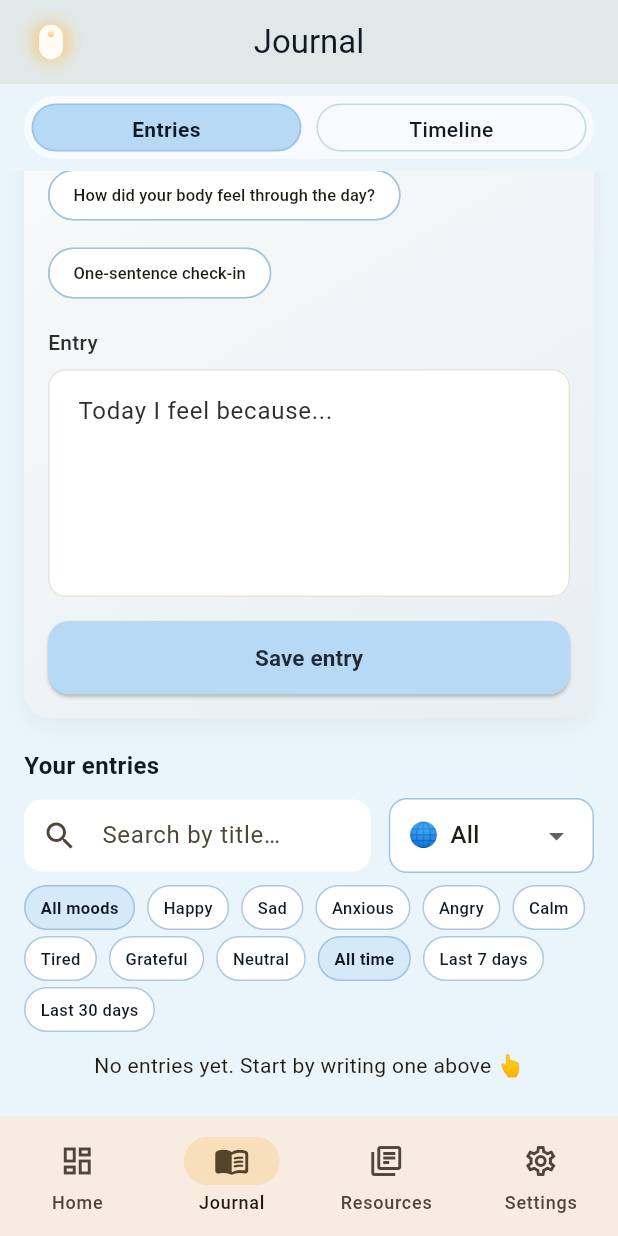
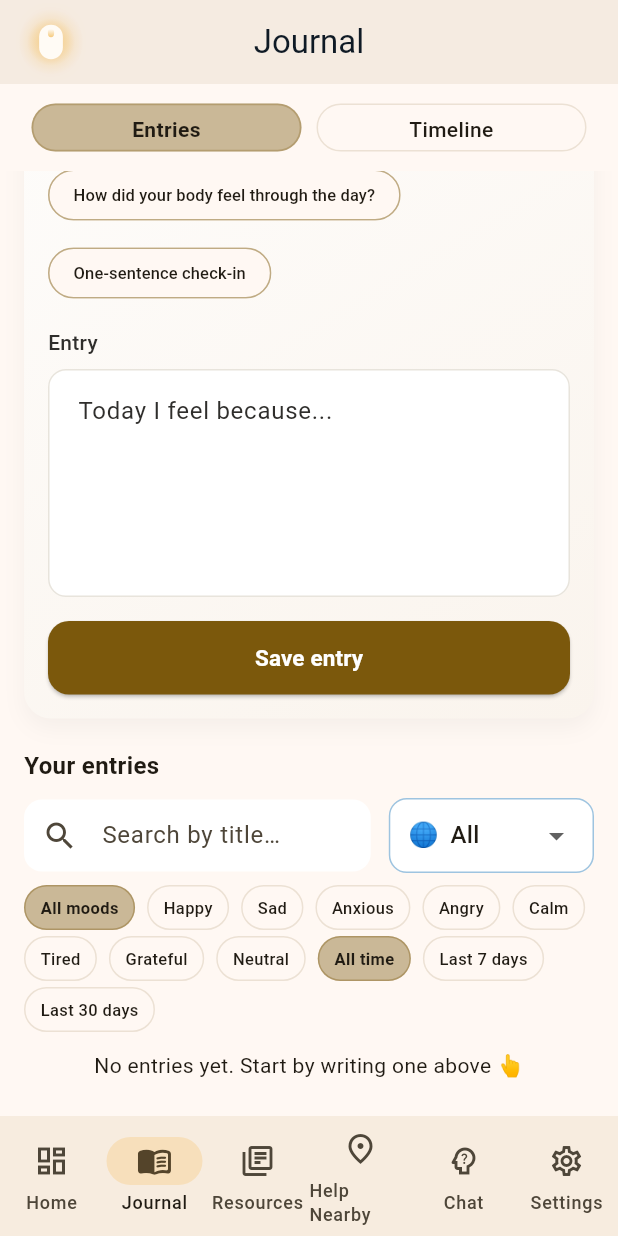
Before and after one commit to sunnypatell/csci4100u-aurora, a Flutter app: the screen it shows once a user with an empty profile is signed in, item 2 of the bottom bar chosen, scrolled down 282 dp, after a tap on "One-sentence check-in", on a phone screen of 412 x 824 dp. Run offline on Flutter 3.47's test engine with Material 3 defaults, Android fonts, the phone set to English and light mode, and no system bars; our stand-ins replace cloud_firestore, firebase_auth, firebase_core, fl_chart, flutter_dotenv, flutter_local_notifications and 5 more; missing offline and left inert: flutter_map_marker_cluster; accounts and stored records are empty; network calls fail.

Commit message:
Navbar updates, consistencies
Updated the navbar to reflect all the pages, for all pages. Fixed Journal page theme

```diff
--- a/aurora_app/lib/screens/ai_chat.dart
+++ b/aurora_app/lib/screens/ai_chat.dart
@@ -346,8 +346,13 @@ class _AiChatScreenState extends State<AiChatScreen> {
           : NavigationBar(
               selectedIndex: 0,
               onDestinationSelected: (i) {
+                // Map the local navbar indices to the AuroraShell indices.
+                // AuroraShell pages (internal) order: Home(0), Journal(1), Resources(2), HelpNearby(3), Settings(4)
+                // Local navbar indices: Home(0), Journal(1), Resources(2), HelpNearby(3), Settings(4)
+                const mapping = [0, 1, 2, 3, 4];
+                final shellIndex = mapping[i];
                 Navigator.of(context).pushAndRemoveUntil(
-                  MaterialPageRoute(builder: (_) => AuroraShell(initialIndex: i)),
+                  MaterialPageRoute(builder: (_) => AuroraShell(initialIndex: shellIndex)),
                   (route) => false,
                 );
               },
@@ -366,6 +371,11 @@ class _AiChatScreenState extends State<AiChatScreen> {
                   icon: Icon(Icons.library_books_outlined),
                   selectedIcon: Icon(Icons.library_books_rounded),
                   label: 'Resources',
+                ),
+                NavigationDestination(
+                  icon: Icon(Icons.place_outlined),
+                  selectedIcon: Icon(Icons.place_rounded),
+                  label: 'Help Nearby',
                 ),
                 NavigationDestination(
                   icon: Icon(Icons.settings_outlined),
--- a/aurora_app/lib/screens/aurora_shell.dart
+++ b/aurora_app/lib/screens/aurora_shell.dart
@@ -2,6 +2,8 @@ import 'package:flutter/material.dart';
 import 'dashboard_screen.dart';
 import 'journal_screen.dart';
 import 'resources.dart';
+import 'help_near_me.dart';
+import 'ai_chat.dart';
 import 'settings_screen.dart';
 
 /// AuroraShell
@@ -24,6 +26,7 @@ class _AuroraShellState extends State<AuroraShell> {
     DashboardScreen(),
     JournalScreen(),
     ResourcesPage(),
+    HelpNearMePage(),
     SettingsScreen(),
   ];
 
@@ -40,7 +43,18 @@ class _AuroraShellState extends State<AuroraShell> {
       body: IndexedStack(index: _index, children: _pages),
       bottomNavigationBar: NavigationBar(
         selectedIndex: _index,
-        onDestinationSelected: (i) => setState(() => _index = i),
+        onDestinationSelected: (i) {
+          // Destination indices: 0=Home,1=Journal,2=Resources,3=HelpNearby,4=Chat,5=Settings
+          // Our internal pages omit Chat, so map taps to pages and handle Chat as a standalone route.
+          if (i == 4) {
+            // Open Chat as a standalone screen (outside the shell) so the navbar there omits Chat.
+            Navigator.of(context).push(MaterialPageRoute(builder: (_) => const AiChatScreen()));
+            return;
+          }
+
+          final pageIndex = i < 4 ? i : i - 1; // shift indices after Chat
+          setState(() => _index = pageIndex);
+        },
         destinations: const [
           NavigationDestination(
             icon: Icon(Icons.dashboard_outlined),
@@ -58,6 +72,16 @@ class _AuroraShellState extends State<AuroraShell> {
             label: 'Resources',
           ),
           NavigationDestination(
+            icon: Icon(Icons.place_outlined),
+            selectedIcon: Icon(Icons.place_rounded),
+            label: 'Help Nearby',
+          ),
+          NavigationDestination(
+            icon: Icon(Icons.psychology_alt_outlined),
+            selectedIcon: Icon(Icons.psychology_alt_rounded),
+            label: 'Chat',
+          ),
+          NavigationDestination(
             icon: Icon(Icons.settings_outlined),
             selectedIcon: Icon(Icons.settings_rounded),
             label: 'Settings',
--- a/aurora_app/lib/screens/dashboard_screen.dart
+++ b/aurora_app/lib/screens/dashboard_screen.dart
@@ -137,8 +137,18 @@ class DashboardScreen extends StatelessWidget {
                                   orElse: () => 'friend',
                                 )!;
 
+                                String capitalizeName(String raw) {
+                                  if (raw.contains('@')) return raw;
+                                  return raw
+                                      .split(RegExp(r"\s+"))
+                                      .map((w) => w.isEmpty
+                                          ? w
+                                          : '${w[0].toUpperCase()}${w.substring(1).toLowerCase()}')
+                                      .join(' ');
+                                }
+
                                 return _ProfileCard(
-                                  name: 'Welcome back, $name',
+                                  name: 'Welcome back, ${capitalizeName(name)}',
                                 );
                               },
                             )
--- a/aurora_app/lib/screens/journal_screen.dart
+++ b/aurora_app/lib/screens/journal_screen.dart
@@ -219,11 +219,12 @@ class _JournalScreenState extends State<JournalScreen> {
   Widget build(BuildContext context) {
     final user = FirebaseAuth.instance.currentUser;
     final bool inShell = context.findAncestorWidgetOfExactType<AuroraShell>() != null;
+    final cs = Theme.of(context).colorScheme;
 
       return Scaffold(
-      backgroundColor: const Color(0xFFEAF4FB), // pastel blue
+        backgroundColor: cs.surface,
         appBar: AppBar(
-        backgroundColor: const Color(0xFFEAF4FB),
+          backgroundColor: cs.surface,
         elevation: 0,
         centerTitle: true,
         leading: const Padding(
@@ -297,7 +298,7 @@ class _JournalScreenState extends State<JournalScreen> {
       child: Container(
         height: 42,
             decoration: BoxDecoration(
-          color: const Color(0xFFF7FBFF),
+              color: Theme.of(context).colorScheme.surface.withValues(alpha: 0.98),
               borderRadius: BorderRadius.circular(999),
         ),
         child: Row(
@@ -319,9 +320,10 @@ class _JournalScreenState extends State<JournalScreen> {
   }
 
     Widget _buildEntriesContent(BuildContext context) {
+      final cs = Theme.of(context).colorScheme;
       final moodTint = Color.alphaBlend(
         _moodColor(_selectedMood).withValues(alpha: 0.5),
-        const Color(0xFFD9ECFA),
+        cs.surface,
       );
     return SafeArea(
       child: SingleChildScrollView(
@@ -363,11 +365,11 @@ class _JournalScreenState extends State<JournalScreen> {
                       textCapitalization: TextCapitalization.sentences,
                     ),
                     const SizedBox(height: 12),
-                    const Text(
+                    Text(
                       'Mood',
                       style: TextStyle(
                         fontSize: 14,
-                        color: Color(0xFF50697F),
+                        color: cs.onSurface.withValues(alpha: 0.72),
                       ),
                     ),
                     const SizedBox(height: 8),
@@ -422,21 +424,21 @@ class _JournalScreenState extends State<JournalScreen> {
                       child: ElevatedButton(
                         onPressed: _isSaving ? null : _saveEntry,
                         style: ElevatedButton.styleFrom(
-                          backgroundColor: const Color(0xFFB7D9F5),
-                          foregroundColor: const Color(0xFF1F2A35),
+                          backgroundColor: cs.primary,
+                          foregroundColor: cs.onPrimary,
                           shape: RoundedRectangleBorder(
                             borderRadius: BorderRadius.circular(14),
                           ),
                           padding: const EdgeInsets.symmetric(vertical: 14),
                         ),
                         child: _isSaving
-                            ? const SizedBox(
+                            ? SizedBox(
                                 height: 20,
                                 width: 20,
                                 child: CircularProgressIndicator(
                                   strokeWidth: 2,
                                   valueColor: AlwaysStoppedAnimation(
-                                    Color(0xFF1F2A35),
+                                    cs.onPrimary,
                                   ),
                                 ),
                               )
@@ -460,14 +462,14 @@ class _JournalScreenState extends State<JournalScreen> {
               child: Column(
                 crossAxisAlignment: CrossAxisAlignment.stretch,
                 children: [
-                  const Align(
+                  Align(
                     alignment: Alignment.centerLeft,
                     child: Text(
                       'Your entries',
                       style: TextStyle(
                         fontSize: 16,
                         fontWeight: FontWeight.w600,
-                        color: Color(0xFF0F1A25),
+                        color: cs.onSurface,
                       ),
                     ),
                   ),
@@ -517,49 +519,18 @@ class _JournalScreenState extends State<JournalScreen> {
                           child: DropdownButton<String>(
                             value: _filterMood,
                             items: [
-                              DropdownMenuItem(
-                                value: 'all',
-                                child: _moodItem('🌐', 'All'),
-                              ),
-                              DropdownMenuItem(
-                                value: 'happy',
-                                child: _moodItem('😊', 'Happy'),
-                              ),
-                              DropdownMenuItem(
-                                value: 'sad',
-                                child: _moodItem('😢', 'Sad'),
-                              ),
-                              DropdownMenuItem(
-                                value: 'anxious',
-                                child: _moodItem('😰', 'Anxious'),
-                              ),
-                              DropdownMenuItem(
-                                value: 'angry',
-                                child: _moodItem('😠', 'Angry'),
-                              ),
-                              DropdownMenuItem(
-                                value: 'excited',
-                                child: _moodItem('🤩', 'Excited'),
-                              ),
-                              DropdownMenuItem(
-                                value: 'calm',
-                                child: _moodItem('😌', 'Calm'),
-                              ),
-                              DropdownMenuItem(
-                                value: 'tired',
-                                child: _moodItem('🥱', 'Tired'),
-                              ),
-                              DropdownMenuItem(
-                                value: 'grateful',
-                                child: _moodItem('🙏', 'Grateful'),
-                              ),
-                              DropdownMenuItem(
-                                value: 'neutral',
-                                child: _moodItem('😐', 'Neutral'),
-                              ),
+                              DropdownMenuItem(value: 'all', child: _moodItem('🌐', 'All')),
+                              DropdownMenuItem(value: 'happy', child: _moodItem('😊', 'Happy')),
+                              DropdownMenuItem(value: 'sad', child: _moodItem('😢', 'Sad')),
+                              DropdownMenuItem(value: 'anxious', child: _moodItem('😰', 'Anxious')),
+                              DropdownMenuItem(value: 'angry', child: _moodItem('😠', 'Angry')),
+                              DropdownMenuItem(value: 'excited', child: _moodItem('🤩', 'Excited')),
+                              DropdownMenuItem(value: 'calm', child: _moodItem('😌', 'Calm')),
+                              DropdownMenuItem(value: 'tired', child: _moodItem('🥱', 'Tired')),
+                              DropdownMenuItem(value: 'grateful', child: _moodItem('🙏', 'Grateful')),
+                              DropdownMenuItem(value: 'neutral', child: _moodItem('😐', 'Neutral')),
                             ],
-                            onChanged: (v) =>
-                                setState(() => _filterMood = v ?? 'all'),
+                            onChanged: (v) => setState(() => _filterMood = v ?? 'all'),
                           ),
                         ),
                       ),
@@ -915,17 +886,17 @@ class _JournalScreenState extends State<JournalScreen> {
                 initialValue: mood,
                 decoration: InputDecoration(
                   filled: true,
-                  fillColor: const Color(0xFFEAF4FB),
+                  fillColor: Theme.of(context).colorScheme.surface,
                   enabledBorder: OutlineInputBorder(
                     borderRadius: BorderRadius.circular(12),
-                    borderSide: const BorderSide(
-                      color: Color(0xFF9EC4E0),
+                    borderSide: BorderSide(
+                      color: Theme.of(context).colorScheme.primary.withValues(alpha: 0.16),
                     ),
                   ),
                   focusedBorder: OutlineInputBorder(
                     borderRadius: BorderRadius.circular(12),
-                    borderSide: const BorderSide(
-                      color: Color(0xFF9EC4E0),
+                    borderSide: BorderSide(
+                      color: Theme.of(context).colorScheme.primary.withValues(alpha: 0.28),
                       width: 2,
                     ),
                   ),
@@ -1053,6 +1024,7 @@ class _TabChip extends StatelessWidget {
 
   @override
   Widget build(BuildContext context) {
+    final cs = Theme.of(context).colorScheme;
     return Expanded(
       child: GestureDetector(
         onTap: onTap,
@@ -1062,14 +1034,10 @@ class _TabChip extends StatelessWidget {
           margin: const EdgeInsets.all(5),
           padding: const EdgeInsets.symmetric(vertical: 6),
           decoration: BoxDecoration(
-            color: selected
-                ? const Color(0xFFB7D9F5)
-                : Colors.transparent,
+            color: selected ? cs.primary.withValues(alpha: 0.40) : Colors.transparent,
             borderRadius: BorderRadius.circular(999),
               border: Border.all(
-              color: selected
-                  ? const Color(0xFF9EC4E0)
-                  : const Color(0xFFBFD8EA),
+              color: selected ? cs.primary.withValues(alpha: 0.28) : cs.surfaceContainerHighest,
               width: selected ? 1.2 : 1.0,
             ),
           ),
@@ -1079,7 +1047,7 @@ class _TabChip extends StatelessWidget {
             textAlign: TextAlign.center,
             style: TextStyle(
               fontSize: 14,
-              color: const Color(0xFF0F1A25),
+              color: cs.onSurface,
               fontWeight: selected ? FontWeight.w700 : FontWeight.w500,
             ),
           ),
@@ -1135,6 +1103,7 @@ class _MoodChip extends StatelessWidget {
   Widget build(BuildContext context) {
     final emoji = _JournalScreenState._moodEmoji[mood] ?? '🙂';
     final displayLabel = mood.replaceAll('_', ' ');
+    final cs = Theme.of(context).colorScheme;
 
     return GestureDetector(
       onTap: onTap,
@@ -1143,14 +1112,10 @@ class _MoodChip extends StatelessWidget {
         curve: Curves.easeInOut,
         padding: const EdgeInsets.symmetric(horizontal: 10, vertical: 6),
         decoration: BoxDecoration(
-          color: selected
-              ? const Color(0xFFB7D9F5).withValues(alpha: 0.40)
-              : Colors.white,
+          color: selected ? cs.primary.withValues(alpha: 0.40) : cs.surface,
           borderRadius: BorderRadius.circular(999),
           border: Border.all(
-            color: selected
-                ? const Color(0xFF9EC4E0)
-                : const Color(0xFFAEC9DD),
+            color: selected ? cs.primary.withValues(alpha: 0.36) : cs.surfaceContainerHighest,
           ),
         ),
         child: Row(
@@ -1163,7 +1128,7 @@ class _MoodChip extends StatelessWidget {
               style: TextStyle(
                 fontSize: 13,
                 fontWeight: selected ? FontWeight.w600 : FontWeight.w500,
-                color: const Color(0xFF0F1A25),
+                color: cs.onSurface,
               ),
             ),
           ],
@@ -1185,6 +1150,7 @@ class _PromptRow extends StatelessWidget {
 
   @override
   Widget build(BuildContext context) {
+    final cs = Theme.of(context).colorScheme;
     final prompts = _JournalScreenState._moodPrompts[mood] ??
       _JournalScreenState._moodPrompts['default'] ??
       const <String>[];
@@ -1194,11 +1160,11 @@ class _PromptRow extends StatelessWidget {
     return Column(
       crossAxisAlignment: CrossAxisAlignment.start,
       children: [
-        const Text(
+        Text(
           'Need inspiration?',
           style: TextStyle(
             fontSize: 12,
-            color: Color(0xFF50697F),
+            color: cs.onSurface.withValues(alpha: 0.72),
           ),
         ),
         const SizedBox(height: 4),
@@ -1213,10 +1179,10 @@ class _PromptRow extends StatelessWidget {
                   style: const TextStyle(fontSize: 11),
                 ),
                 onPressed: () => onTapPrompt(p),
-                backgroundColor: Colors.white,
+                backgroundColor: cs.surface,
                 shape: RoundedRectangleBorder(
                   borderRadius: BorderRadius.circular(999),
-                  side: const BorderSide(color: Color(0xFF9EC4E0)),
+                  side: BorderSide(color: cs.primary.withValues(alpha: 0.28)),
                 ),
               ),
             ActionChip(
@@ -1225,10 +1191,10 @@ class _PromptRow extends StatelessWidget {
                 style: TextStyle(fontSize: 11),
               ),
               onPressed: () => onTapPrompt('Today I feel because...'),
-              backgroundColor: Colors.white,
+              backgroundColor: cs.surface,
               shape: RoundedRectangleBorder(
                 borderRadius: BorderRadius.circular(999),
-                side: const BorderSide(color: Color(0xFF9EC4E0)),
+                side: BorderSide(color: cs.primary.withValues(alpha: 0.28)),
               ),
             ),
           ],
@@ -1251,6 +1217,7 @@ class _FilterChipPill extends StatelessWidget {
 
   @override
   Widget build(BuildContext context) {
+    final cs = Theme.of(context).colorScheme;
     return GestureDetector(
       onTap: onTap,
       child: AnimatedContainer(
@@ -1258,14 +1225,10 @@ class _FilterChipPill extends StatelessWidget {
         curve: Curves.easeInOut,
         padding: const EdgeInsets.symmetric(horizontal: 10, vertical: 6),
         decoration: BoxDecoration(
-          color: selected
-              ? const Color(0xFFB7D9F5).withValues(alpha: 0.40)
-              : Colors.white,
+          color: selected ? cs.primary.withValues(alpha: 0.40) : cs.surface,
           borderRadius: BorderRadius.circular(999),
           border: Border.all(
-            color: selected
-                ? const Color(0xFF9EC4E0)
-                : const Color(0xFFAEC9DD),
+            color: selected ? cs.primary.withValues(alpha: 0.36) : cs.surfaceContainerHighest,
           ),
         ),
         child: Text(
@@ -1273,7 +1236,7 @@ class _FilterChipPill extends StatelessWidget {
           style: TextStyle(
             fontSize: 11,
             fontWeight: selected ? FontWeight.w600 : FontWeight.w500,
-            color: const Color(0xFF0F1A25),
+            color: cs.onSurface,
           ),
         ),
       ),
```
Lines whose indentation alone changed are shown as unchanged.
